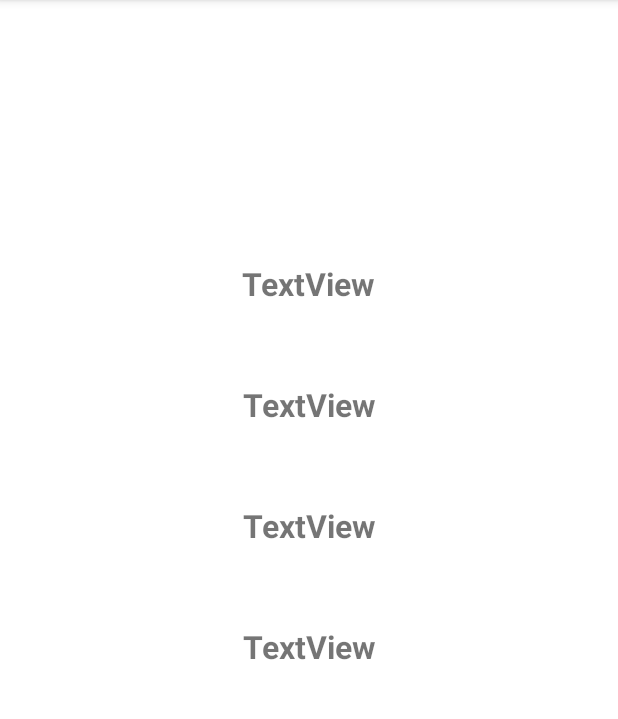
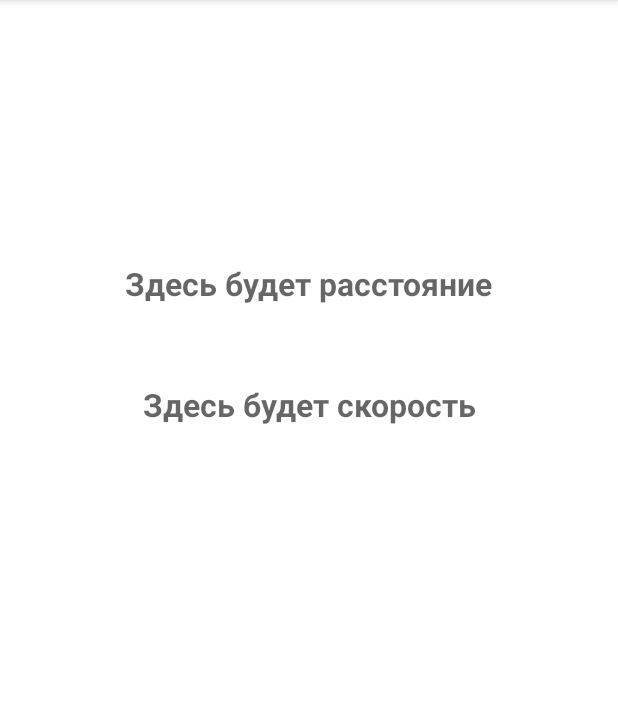
Before and after one commit to SlavikJunior/gps, an Android app: the screen it shows after launch (MainActivity), on a phone screen of 412 x 824 dp, the part 84-803 px from its top. Run offline under Robolectric (Android 15) with nearby library versions, the phone set to English and light mode, and no system bars.

Commit message:
кйап

```diff
--- a/app/src/main/java/com/example/trialappversion10/MainActivity.java
+++ b/app/src/main/java/com/example/trialappversion10/MainActivity.java
@@ -8,24 +8,31 @@ import android.Manifest;
 import android.app.Activity;
 import android.content.Context;
 import android.content.pm.PackageManager;
+import android.location.GnssStatus;
 import android.location.Location;
+import android.location.LocationListener;
 import android.location.LocationManager;
 import android.os.Build;
 import android.os.Bundle;
+import android.view.View;
 import android.widget.TextView;
 import android.widget.Toast;
+
+import java.util.Date;
 
 public class MainActivity extends AppCompatActivity implements LocInterfaceListener {
 
     private LocationManager locationManager;
 
-    private TextView tvDistance, tvVelocity, tvStatusGPS, tvStatusNet;
+    private TextView tvDistance, tvVelocity;
 
     private Location lastLocation;
 
     private MyLocListener myLocListener;
 
     private int distance;
+
+    //private boolean SPEED;
 
     @Override
     protected void onCreate(Bundle savedInstanceState) {
@@ -34,15 +41,11 @@ public class MainActivity extends AppCompatActivity implements LocInterfaceListe
         init();
     }
 
-
-
     private void init() {
 
         tvDistance = findViewById(R.id.tvDistance);
-        tvStatusNet = findViewById(R.id.tvStatusNet);
-        tvStatusGPS = findViewById(R.id.tvStatusGPS);
         tvVelocity = findViewById(R.id.tvVelocity);
-        locationManager = (LocationManager) getSystemService(Context.LOCALE_SERVICE);
+        locationManager = (LocationManager) getSystemService(Context.LOCATION_SERVICE);
         myLocListener = new MyLocListener();
         myLocListener.setLocInterfaceListener(this);
         checkPermissions();
@@ -65,17 +68,33 @@ public class MainActivity extends AppCompatActivity implements LocInterfaceListe
             requestPermissions(new String[] {Manifest.permission.ACCESS_COARSE_LOCATION, Manifest.permission.ACCESS_FINE_LOCATION}, 100);
 
         } else {
-            locationManager.requestLocationUpdates(LocationManager.GPS_PROVIDER, 1, 1, myLocListener );
+            locationManager.requestLocationUpdates(LocationManager.GPS_PROVIDER, 0, 0, myLocListener );
         }
     }
 
+
         @Override
         public void OnLocationChanged (Location loc){
+
+       // if (loc.hasSpeed()) SPEED = true;
+       // else distance = (int)lastLocation.distanceTo(loc);
+
         if (loc.hasSpeed() && lastLocation != null) {
             distance += lastLocation.distanceTo(loc);
         }
+
         lastLocation = loc;
-        tvDistance.setText(String.valueOf(distance));
-        tvVelocity.setText(String.valueOf(loc.getSpeed()));
-        }
+        tvDistance.setText(String.valueOf (distance ) + " " + "Метров");
+        tvVelocity.setText(String.valueOf(loc.getSpeed() * 3.6 + "Км/ч"));
+
+    }
+
+   @Override
+   protected void onDestroy () {
+       super.onDestroy();
+       locationManager.removeUpdates(myLocListener);
+   }
+
+
+
 }
--- a/app/src/main/java/com/example/trialappversion10/MyLocListener.java
+++ b/app/src/main/java/com/example/trialappversion10/MyLocListener.java
@@ -12,8 +12,6 @@ import java.nio.Buffer;
 
 public class MyLocListener implements LocationListener {
     private LocInterfaceListener LocInterfaceListener;
-    private TextView tvStatusGPS;
-    private TextView tvStatusNet;
 
     @Override
     public void onLocationChanged(Location location) {
@@ -22,11 +20,6 @@ public class MyLocListener implements LocationListener {
 
     @Override
     public void onStatusChanged(String provider, int status, Bundle extras) {
-        if (provider.equals(LocationManager.GPS_PROVIDER)) {
-            tvStatusGPS.setText("Status: " + String.valueOf(status));
-        } else if (provider.equals(LocationManager.NETWORK_PROVIDER)) {
-            tvStatusNet.setText("Status: " + String.valueOf(status));
-        }
     }
 
     @Override
--- a/app/src/main/res/layout/activity_main.xml
+++ b/app/src/main/res/layout/activity_main.xml
@@ -11,7 +11,7 @@
         android:layout_width="330dp"
         android:layout_height="45dp"
         android:gravity="center"
-        android:text="TextView"
+        android:hint="Здесь будет расстояние"
         android:textSize="21sp"
         android:textStyle="bold"
         app:layout_constraintBottom_toBottomOf="parent"
@@ -27,36 +27,11 @@
         android:layout_height="45dp"
         android:layout_marginTop="35dp"
         android:gravity="center"
-        android:text="TextView"
+        android:hint="Здесь будет скорость"
         android:textSize="21sp"
         android:textStyle="bold"
         app:layout_constraintEnd_toEndOf="parent"
         app:layout_constraintStart_toStartOf="parent"
         app:layout_constraintTop_toBottomOf="@+id/tvDistance" />
 
-    <TextView
-        android:id="@+id/tvStatusGPS"
-        android:layout_width="330dp"
-        android:layout_height="45dp"
-        android:text="TextView"
-        android:gravity="center"
-        android:textStyle="bold"
-        android:textSize="21sp"
-        android:layout_marginTop="35dp"
-        app:layout_constraintEnd_toEndOf="parent"
-        app:layout_constraintStart_toStartOf="parent"
-        app:layout_constraintTop_toBottomOf="@+id/tvVelocity" />
-
-    <TextView
-        android:id="@+id/tvStatusNet"
-        android:layout_width="330dp"
-        android:layout_height="45dp"
-        android:text="TextView"
-        android:gravity="center"
-        android:textStyle="bold"
-        android:textSize="21sp"
-        android:layout_marginTop="35dp"
-        app:layout_constraintEnd_toEndOf="parent"
-        app:layout_constraintStart_toStartOf="parent"
-        app:layout_constraintTop_toBottomOf="@+id/tvStatusGPS" />
 </androidx.constraintlayout.widget.ConstraintLayout>
--- a/app/src/main/res/values/strings.xml
+++ b/app/src/main/res/values/strings.xml
@@ -1,6 +1,4 @@
 <resources>
     <string name="app_name">Trial app version 1.0</string>
     <string name="provider_gps">GPS</string>
-    <string name="provider_network">Network</string>
-    <string name="location_settings">Location settings</string>
 </resources>
```
